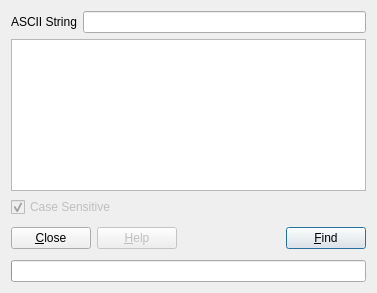
Qt form plugins/BinarySearcher/DialogASCIIString.ui (eteran/edb-debugger) before a commit.
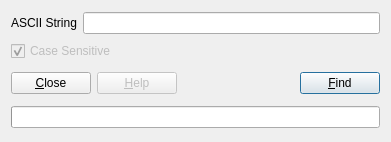
The same form after that commit. Icons and pictures are not drawn.

The edit to the form file:
```diff
--- a/plugins/BinarySearcher/DialogASCIIString.ui
+++ b/plugins/BinarySearcher/DialogASCIIString.ui
@@ -6,50 +6,15 @@
    <rect>
     <x>0</x>
     <y>0</y>
-    <width>377</width>
-    <height>293</height>
+    <width>391</width>
+    <height>142</height>
    </rect>
   </property>
   <property name="windowTitle">
    <string>Find ASCII String</string>
   </property>
   <layout class="QGridLayout" name="gridLayout">
-   <item row="0" column="0">
-    <widget class="QLabel" name="label">
-     <property name="text">
-      <string>ASCII String</string>
-     </property>
-    </widget>
-   </item>
-   <item row="0" column="1">
-    <widget class="QLineEdit" name="txtASCII"/>
-   </item>
-   <item row="1" column="0" colspan="2">
-    <widget class="QListWidget" name="listWidget">
-     <property name="font">
-      <font>
-       <family>Monospace</family>
-      </font>
-     </property>
-     <property name="alternatingRowColors">
-      <bool>true</bool>
-     </property>
-    </widget>
-   </item>
    <item row="2" column="0" colspan="2">
-    <widget class="QCheckBox" name="chkCaseSensitive">
-     <property name="enabled">
-      <bool>false</bool>
-     </property>
-     <property name="text">
-      <string>Case Sensitive</string>
-     </property>
-     <property name="checked">
-      <bool>true</bool>
-     </property>
-    </widget>
-   </item>
-   <item row="3" column="0" colspan="2">
     <layout class="QHBoxLayout">
      <item>
       <widget class="QPushButton" name="btnClose">
@@ -102,9 +67,32 @@
      </item>
     </layout>
    </item>
-   <item row="4" column="0" colspan="2">
+   <item row="0" column="0">
+    <widget class="QLabel" name="label">
+     <property name="text">
+      <string>ASCII String</string>
+     </property>
+    </widget>
+   </item>
+   <item row="3" column="0" colspan="2">
     <widget class="QProgressBar" name="progressBar"/>
    </item>
+   <item row="0" column="1">
+    <widget class="QLineEdit" name="txtASCII"/>
+   </item>
+   <item row="1" column="0" colspan="2">
+    <widget class="QCheckBox" name="chkCaseSensitive">
+     <property name="enabled">
+      <bool>false</bool>
+     </property>
+     <property name="text">
+      <string>Case Sensitive</string>
+     </property>
+     <property name="checked">
+      <bool>true</bool>
+     </property>
+    </widget>
+   </item>
   </layout>
  </widget>
  <resources/>
```
Left out of the diff: 16 changed lines with no effect on the pictures.
